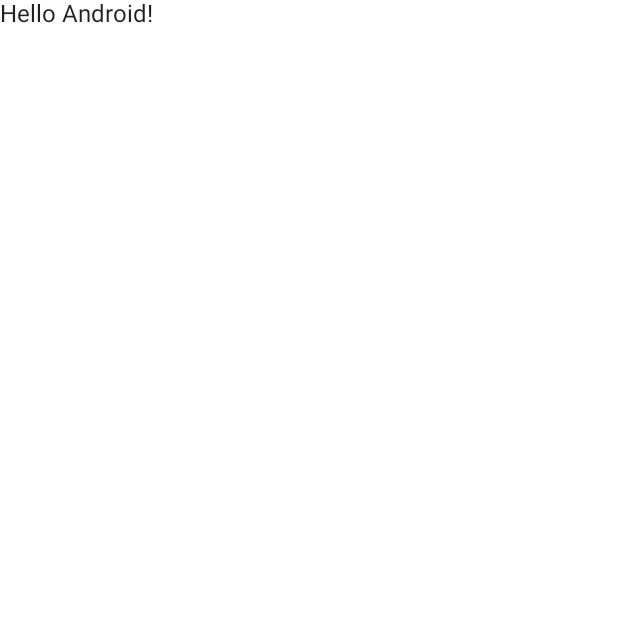
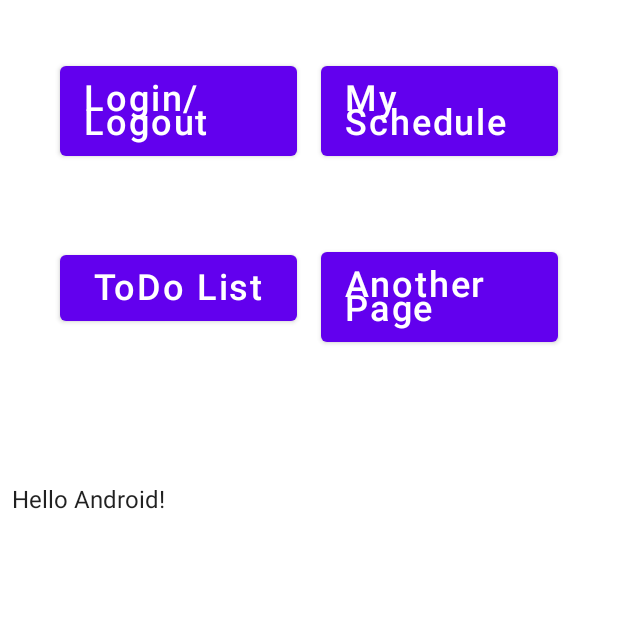
Before and after one commit to Kadehikpe14/Student_Scheduler, an Android app built with Jetpack Compose: the screen it shows after launch (MainActivity before the commit, HomepageActivity after it), on a phone screen of 412 x 824 dp, the top half of it. Before the commit the part shown is almost empty. Run offline under Robolectric (Android 15) with nearby library versions, the phone set to English and light mode, and no system bars.

Commit message:
Layed out four prototype buttons

```diff
--- /dev/null
+++ b/app/src/main/java/com/example/groupproject/HomepageActivity.kt
@@ -0,0 +1,87 @@
+package com.example.groupproject
+
+import android.os.Bundle
+import androidx.activity.ComponentActivity
+import androidx.activity.compose.setContent
+import androidx.compose.foundation.layout.*
+import androidx.compose.material.Button
+import androidx.compose.material.MaterialTheme
+import androidx.compose.material.Surface
+import androidx.compose.material.Text
+import androidx.compose.runtime.Composable
+import androidx.compose.ui.Modifier
+import androidx.compose.ui.modifier.modifierLocalConsumer
+import androidx.compose.ui.res.stringResource
+import androidx.compose.ui.tooling.preview.Preview
+import androidx.compose.ui.unit.dp
+import androidx.compose.ui.unit.sp
+import com.example.groupproject.ui.theme.GroupProjectTheme
+
+class HomepageActivity : ComponentActivity() {
+    override fun onCreate(savedInstanceState: Bundle?) {
+        super.onCreate(savedInstanceState)
+        setContent {
+            GroupProjectTheme {
+                // A surface container using the 'background' color from the theme
+                Surface(
+                    modifier = Modifier.fillMaxSize(),
+                    color = MaterialTheme.colors.background
+                ) {
+                    Column(modifier = Modifier.padding(horizontal = 8.dp, vertical = 12.dp)){
+                        Row(horizontalArrangement = Arrangement.Center,modifier = Modifier.fillMaxWidth()) {
+
+                        }
+                        Row(horizontalArrangement = Arrangement.Center,modifier = Modifier
+                            .padding(vertical = 32.dp, horizontal = 24.dp)
+                            .fillMaxWidth()){
+                            Button(onClick = { /*TODO*/ }, modifier = Modifier
+                                .fillMaxWidth(0.5f)
+                                .padding(horizontal = 8.dp)) {
+                                Text(text = stringResource(id = R.string.button_page_login), fontSize = 24.sp)
+                            }
+                            Button(onClick = { /*TODO*/ }, modifier = Modifier
+                                .fillMaxWidth()
+                                .padding(horizontal = 8.dp)) {
+                                Text(text = stringResource(id = R.string.button_page_schedule), fontSize = 24.sp)
+                            }
+                        }
+                        Row(horizontalArrangement = Arrangement.Center,modifier = Modifier
+                            .padding(vertical = 32.dp, horizontal = 24.dp)
+                            .fillMaxWidth()){
+                            Button(onClick = { /*TODO*/ }, modifier = Modifier
+                                .fillMaxWidth(0.5f)
+                                .padding(horizontal = 8.dp)) {
+                                Text(text = stringResource(id = R.string.button_page_todo), fontSize = 24.sp)
+                            }
+                            Button(onClick = { /*TODO*/ }, modifier = Modifier
+                                .fillMaxWidth()
+                                .padding(horizontal = 8.dp)) {
+                                Text(text = stringResource(id = R.string.button_page_another), fontSize = 24.sp)
+                            }
+                        }
+                        Row(horizontalArrangement = Arrangement.Center,modifier = Modifier
+                            .padding(vertical = 32.dp, horizontal = 24.dp)
+                            .fillMaxWidth()){
+
+                        }
+                        Greeting2("Android")
+                    }
+
+                }
+            }
+        }
+    }
+}
+
+@Composable
+fun Greeting2(name: String) {
+    Text(text = "Hello $name!")
+}
+
+@Preview(showBackground = true)
+@Composable
+fun DefaultPreview2() {
+    GroupProjectTheme {
+        Greeting2("Android")
+    }
+}
--- a/app/src/main/res/values/strings.xml
+++ b/app/src/main/res/values/strings.xml
@@ -1,3 +1,13 @@
 <resources>
     <string name="app_name">Group Project</string>
+    <string name="title_activity_homepage">Homepage</string>
+    <string name="title_activity_login">Login</string>
+    <string name="title_activity_settings">Settings</string>
+    <string name="title_activity_todo">Todo List</string>
+    <string name="icon_group_description">Group Project</string>
+    <string name="button_page_login">Login/Logout</string>
+    <string name="button_page_schedule">My Schedule</string>
+    <string name="button_page_todo">ToDo List</string>
+    <string name="button_page_another">Another Page</string>
+    <string name="button_page_settings">Settings</string>
 </resources>
```
Also changed, not shown: app/src/main/AndroidManifest.xml (+39 -2 lines), app/src/main/java/com/example/groupproject/LoginActivity.kt (added, +43 -0 lines), app/src/main/java/com/example/groupproject/SettingsActivity.kt (added, +43 -0 lines), app/src/main/java/com/example/groupproject/TodoActivity.kt (added, +43 -0 lines).
